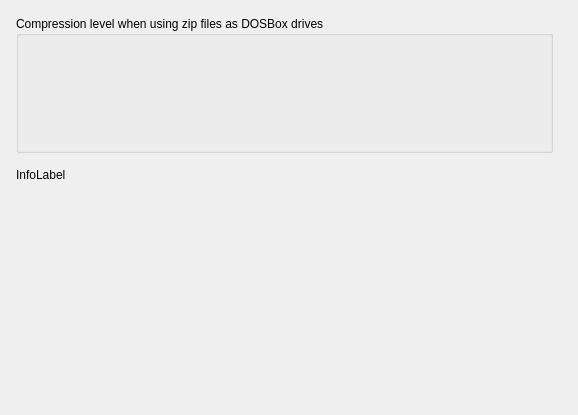
Before: the Qt Designer form src/forms/SetupFrameCompressionUnit.ui in Eldricos/D-Fend-Reborn, drawn with Qt 5.
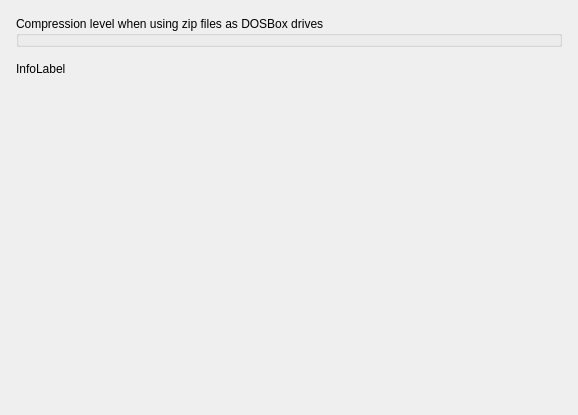
After: the same form once the commit is applied. Custom widgets are drawn as their Qt base class.

Commit message: Program options: Qt layouts instead of fixed pixel positions

```diff
--- a/src/forms/SetupFrameCompressionUnit.ui
+++ b/src/forms/SetupFrameCompressionUnit.ui
@@ -5,29 +5,74 @@
     <property name="geometry"><rect><x>0</x><y>0</y><width>578</width><height>415</height></rect></property>
     <property name="vclDesignWidth" stdset="0"><number>578</number></property>
     <property name="vclDesignHeight" stdset="0"><number>415</number></property>
-    <widget class="QLabel" name="InfoLabel">
-      <property name="geometry"><rect><x>16</x><y>168</y><width>537</width><height>73</height></rect></property>
-      <property name="vclAnchors" stdset="0"><string notr="true">akLeft,akTop,akRight</string></property>
-      <property name="text"><string>InfoLabel</string></property>
-      <property name="textFormat"><enum>Qt::PlainText</enum></property>
-      <property name="wordWrap"><bool>true</bool></property>
-      <property name="alignment"><set>Qt::AlignLeft|Qt::AlignTop</set></property>
-    </widget>
-    <widget class="TRadioGroupWidget" name="CompressRadioGroup">
-      <property name="geometry"><rect><x>16</x><y>16</y><width>537</width><height>137</height></rect></property>
-      <property name="vclAnchors" stdset="0"><string notr="true">akLeft,akTop,akRight</string></property>
-      <property name="title"><string>Compression level when using zip files as DOSBox drives</string></property>
-      <property name="items" stdset="0">
-        <stringlist notr="true">
-          <string>Store only, no compression (very fast)</string>
-          <string>Fast</string>
-          <string>Normal</string>
-          <string>Good compression</string>
-          <string>Maximum compression level, may be very slow</string>
-        </stringlist>
-      </property>
-      <property name="itemIndex" stdset="0"><number>3</number></property>
-    </widget>
+    <layout class="QVBoxLayout" name="SetupFrameCompression_Layout" stretch="0,0,0,1">
+      <property name="leftMargin"><number>16</number></property>
+      <property name="topMargin"><number>16</number></property>
+      <property name="rightMargin"><number>16</number></property>
+      <property name="bottomMargin"><number>8</number></property>
+      <property name="spacing"><number>0</number></property>
+      <item>
+        <layout class="QGridLayout" name="SetupFrameCompression_Section1" columnstretch="0,1">
+          <property name="leftMargin"><number>0</number></property>
+          <property name="topMargin"><number>0</number></property>
+          <property name="rightMargin"><number>0</number></property>
+          <property name="bottomMargin"><number>0</number></property>
+          <property name="horizontalSpacing"><number>8</number></property>
+          <property name="verticalSpacing"><number>4</number></property>
+          <item row="0" column="0" colspan="2">
+            <widget class="TRadioGroupWidget" name="CompressRadioGroup">
+              <property name="title"><string>Compression level when using zip files as DOSBox drives</string></property>
+              <property name="items" stdset="0"><stringlist notr="true"><string>Store only, no compression (very fast)</string><string>Fast</string><string>Normal</string><string>Good compression</string><string>Maximum compression level, may be very slow</string></stringlist></property>
+              <property name="itemIndex" stdset="0"><number>3</number></property>
+              <property name="minimumSize"><size><width>0</width><height>0</height></size></property>
+            </widget>
+          </item>
+          <item row="0" column="1">
+            <spacer name="SetupFrameCompression_Section1_HFill">
+              <property name="orientation"><enum>Qt::Horizontal</enum></property>
+              <property name="sizeHint" stdset="0"><size><width>0</width><height>0</height></size></property>
+            </spacer>
+          </item>
+        </layout>
+      </item>
+      <item>
+        <spacer name="SetupFrameCompression_Gap1">
+          <property name="orientation"><enum>Qt::Vertical</enum></property>
+          <property name="sizeType"><enum>QSizePolicy::Fixed</enum></property>
+          <property name="sizeHint" stdset="0"><size><width>0</width><height>15</height></size></property>
+        </spacer>
+      </item>
+      <item>
+        <layout class="QGridLayout" name="SetupFrameCompression_Section2" columnstretch="0,1">
+          <property name="leftMargin"><number>0</number></property>
+          <property name="topMargin"><number>0</number></property>
+          <property name="rightMargin"><number>0</number></property>
+          <property name="bottomMargin"><number>0</number></property>
+          <property name="horizontalSpacing"><number>8</number></property>
+          <property name="verticalSpacing"><number>4</number></property>
+          <item row="0" column="0" colspan="2">
+            <widget class="QLabel" name="InfoLabel">
+              <property name="text"><string>InfoLabel</string></property>
+              <property name="textFormat"><enum>Qt::PlainText</enum></property>
+              <property name="wordWrap"><bool>true</bool></property>
+              <property name="alignment"><set>Qt::AlignLeft|Qt::AlignTop</set></property>
+            </widget>
+          </item>
+          <item row="0" column="1">
+            <spacer name="SetupFrameCompression_Section2_HFill">
+              <property name="orientation"><enum>Qt::Horizontal</enum></property>
+              <property name="sizeHint" stdset="0"><size><width>0</width><height>0</height></size></property>
+            </spacer>
+          </item>
+        </layout>
+      </item>
+      <item>
+        <spacer name="SetupFrameCompression_VFill">
+          <property name="orientation"><enum>Qt::Vertical</enum></property>
+          <property name="sizeHint" stdset="0"><size><width>0</width><height>0</height></size></property>
+        </spacer>
+      </item>
+    </layout>
   </widget>
   <customwidgets>
     <customwidget>
```
Left out of the diff: 6 changed lines with no effect on the pictures. The commit also changes 51 other files.
